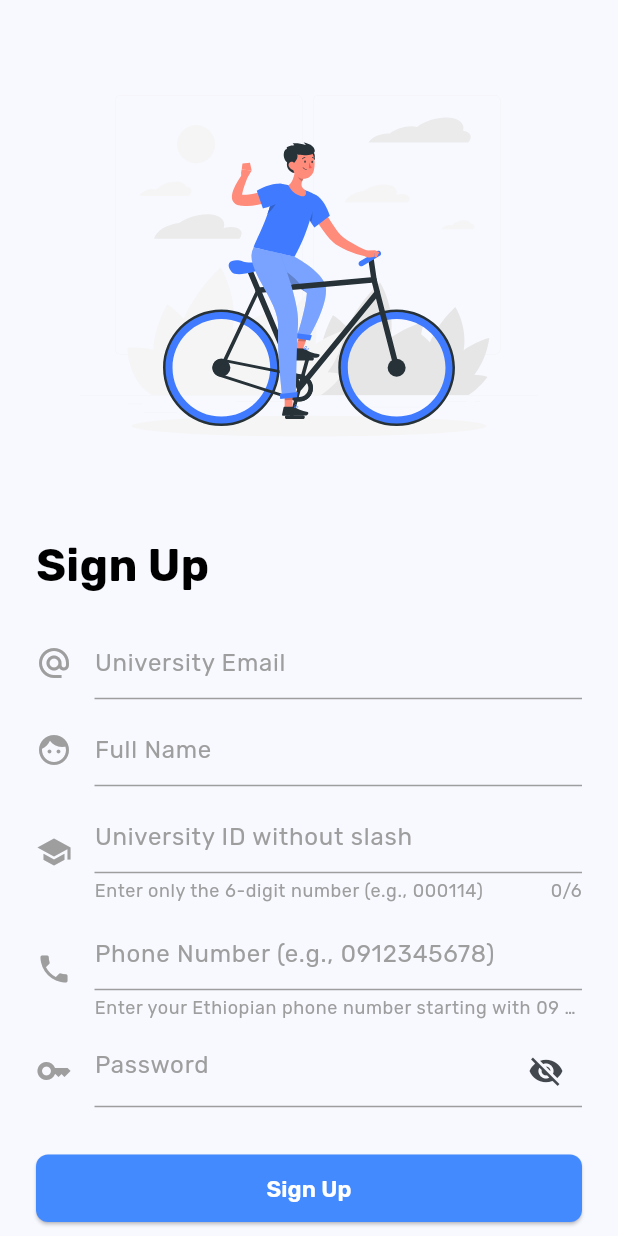
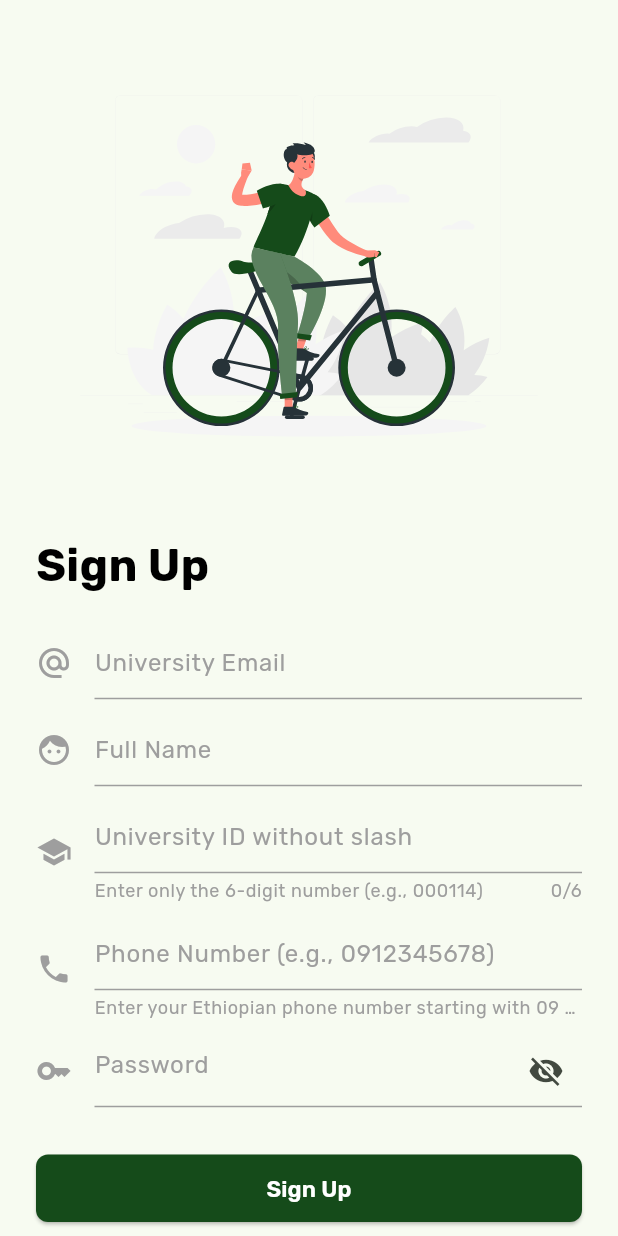
Before and after one commit to RevoBike/RevoBike-Mobile, a Flutter app: the screen it shows after launch, after a tap on the "person add" icon, on a phone screen of 412 x 824 dp. Run offline on Flutter 3.47's test engine with Material 3 defaults, Android fonts, the phone set to English and light mode, and no system bars; our stand-ins replace crystal_navigation_bar, dio, equatable, flutter_secure_storage, flutter_svg, font_awesome_flutter and 7 more; network calls fail.

Commit message:
ui theme update

```diff
--- a/lib/main.dart
+++ b/lib/main.dart
@@ -12,9 +12,9 @@ class MyApp extends StatelessWidget {
   @override
   Widget build(BuildContext context) {
     return MaterialApp(
-      title: 'RevoBike',
+      title: 'StepGreen',
       theme: ThemeData(
-        colorScheme: ColorScheme.fromSeed(seedColor: Colors.blue),
+        colorScheme: ColorScheme.fromSeed(seedColor: const Color(0xFF154B1A)),
         useMaterial3: true,
         textTheme: GoogleFonts.rubikTextTheme(),
       ),
@@ -42,16 +42,26 @@ class SplashScreen extends StatelessWidget {
           mainAxisAlignment: MainAxisAlignment.center,
           children: [
             Text(
-              'RevoBike',
+              'StepGreen',
               style: TextStyle(
                 fontSize: 24,
                 fontWeight: FontWeight.bold,
-                color: Colors.blue,
+                color: Color(0xFF154B1A),
+              ),
+            ),
+            SizedBox(height: 8),
+            Text(
+              'Energy is free',
+              style: TextStyle(
+                fontSize: 20,
+                fontWeight: FontWeight.bold,
+                fontStyle: FontStyle.italic,
+                color: Color(0xFF154B1A),
               ),
             ),
             SizedBox(height: 20),
             CircularProgressIndicator(
-              valueColor: AlwaysStoppedAnimation<Color>(Colors.blue),
+              valueColor: AlwaysStoppedAnimation<Color>(Color(0xFF154B1A)),
             ),
           ],
         ),
--- a/lib/presentation/screens/auth/ForgotPasswordScreen.dart
+++ b/lib/presentation/screens/auth/ForgotPasswordScreen.dart
@@ -138,7 +138,7 @@ class _ForgotPasswordScreenState extends State<ForgotPasswordScreen> {
                 onPressed: _isLoading ? null : _sendResetLink,
                 style: ElevatedButton.styleFrom(
                   padding: const EdgeInsets.symmetric(vertical: 16),
-                  backgroundColor: Colors.blueAccent,
+                  backgroundColor: const Color(0xFF154B1A),
                 ),
                 child: _isLoading
                     ? const CircularProgressIndicator(color: Colors.white)
--- a/lib/presentation/screens/auth/SignUpScreen.dart
+++ b/lib/presentation/screens/auth/SignUpScreen.dart
@@ -453,8 +453,8 @@ class _SignUpScreenState extends State<SignUpScreen> {
                                   color: _strength == 1.0
                                       ? Colors.green
                                       : _strength >= 0.75
-                                          ? Colors.blue
-                                          : _strength >= 0.5
+                                  ? const Color(0xFF154B1A)
+                                  : _strength >= 0.5
                                               ? Colors.orange
                                               : Colors.red,
                                   width: 1.0,
@@ -476,7 +476,7 @@ class _SignUpScreenState extends State<SignUpScreen> {
                       },
                       style: ElevatedButton.styleFrom(
                         padding: const EdgeInsets.symmetric(vertical: 12),
-                        backgroundColor: Colors.blueAccent,
+                        backgroundColor: const Color(0xFF154B1A),
                         shape: RoundedRectangleBorder(
                           borderRadius: BorderRadius.circular(8),
                         ),
@@ -493,9 +493,9 @@ class _SignUpScreenState extends State<SignUpScreen> {
                               Navigator.of(context).push(MaterialPageRoute(
                                   builder: (context) => const LoginScreen()));
                             },
-                            child: const Text("Login",
+                        child: const Text("Login",
                                 style: TextStyle(
-                                  color: Colors.blue,
+                                  color: Color(0xFF154B1A),
                                   fontWeight: FontWeight.bold,
                                 )))
                       ],
--- a/lib/presentation/widget/BottomNavBar.dart
+++ b/lib/presentation/widget/BottomNavBar.dart
@@ -33,25 +33,25 @@ class CustomBottomNavBar extends StatelessWidget {
       items: [
         CrystalNavigationBarItem(
           icon: FontAwesomeIcons.house,
-          selectedColor: Colors.blueAccent,
+          selectedColor: const Color(0xFF154B1A),
           unselectedColor: Colors.grey,
           unselectedIcon: FontAwesomeIcons.house,
         ),
         CrystalNavigationBarItem(
           icon: FontAwesomeIcons.chargingStation,
-          selectedColor: Colors.blueAccent,
+          selectedColor: const Color(0xFF154B1A),
           unselectedColor: Colors.grey,
           unselectedIcon: FontAwesomeIcons.chargingStation,
         ),
         CrystalNavigationBarItem(
           icon: FontAwesomeIcons.clockRotateLeft,
-          selectedColor: Colors.blueAccent,
+          selectedColor: const Color(0xFF154B1A),
           unselectedColor: Colors.grey,
           unselectedIcon: FontAwesomeIcons.clockRotateLeft,
         ),
         CrystalNavigationBarItem(
           icon: FontAwesomeIcons.userGear,
-          selectedColor: Colors.blueAccent,
+          selectedColor: const Color(0xFF154B1A),
           unselectedColor: Colors.grey,
           unselectedIcon: FontAwesomeIcons.userGear,
         ),
--- a/lib/presentation/widget/CustomAppBar.dart
+++ b/lib/presentation/widget/CustomAppBar.dart
@@ -16,7 +16,7 @@ class CustomAppBar extends StatelessWidget implements PreferredSizeWidget {
         style: const TextStyle(color: Colors.white),
       ),
       centerTitle: true,
-      backgroundColor: Colors.blue,
+      backgroundColor: const Color(0xFF154B1A),
       foregroundColor: Colors.white,
     );
   }
```
Also changed, not shown: lib/presentation/screens/auth/LoginScreen.dart (+5 -5 lines), lib/presentation/screens/auth/OtpVerificationScreen.dart (+4 -4 lines), lib/presentation/screens/stations/StationScreen.dart (+10 -10 lines), assets/images/bike_parking.svg, assets/images/login_image.svg (deleted), assets/images/signup_image.svg, 2 other files.
